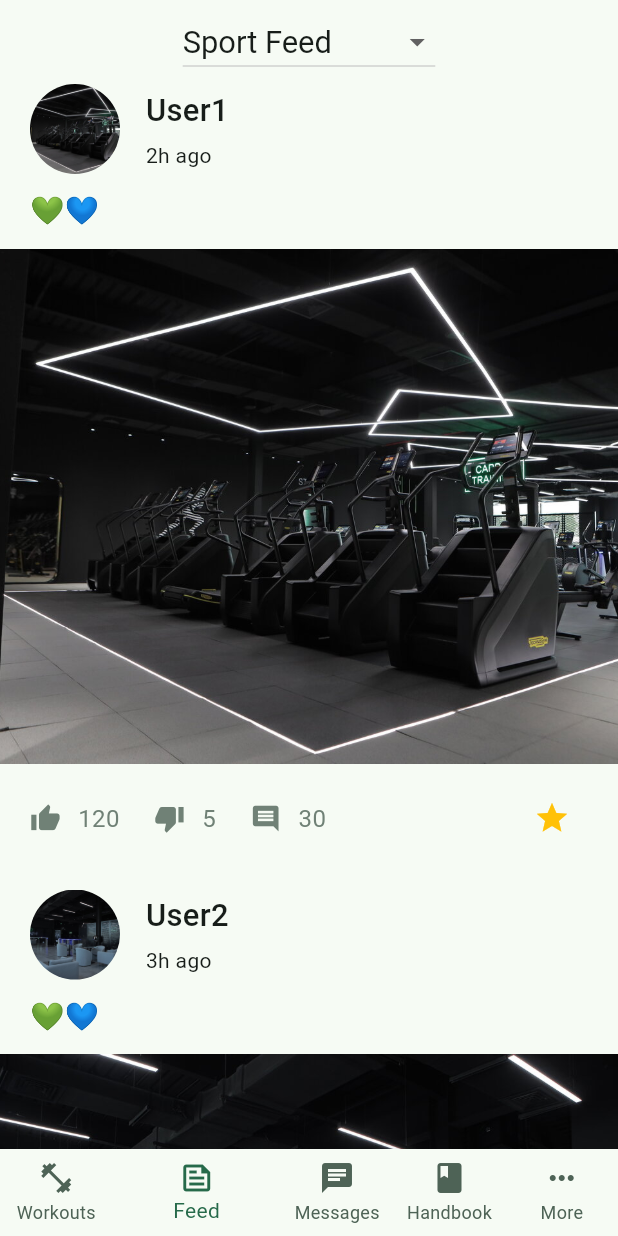
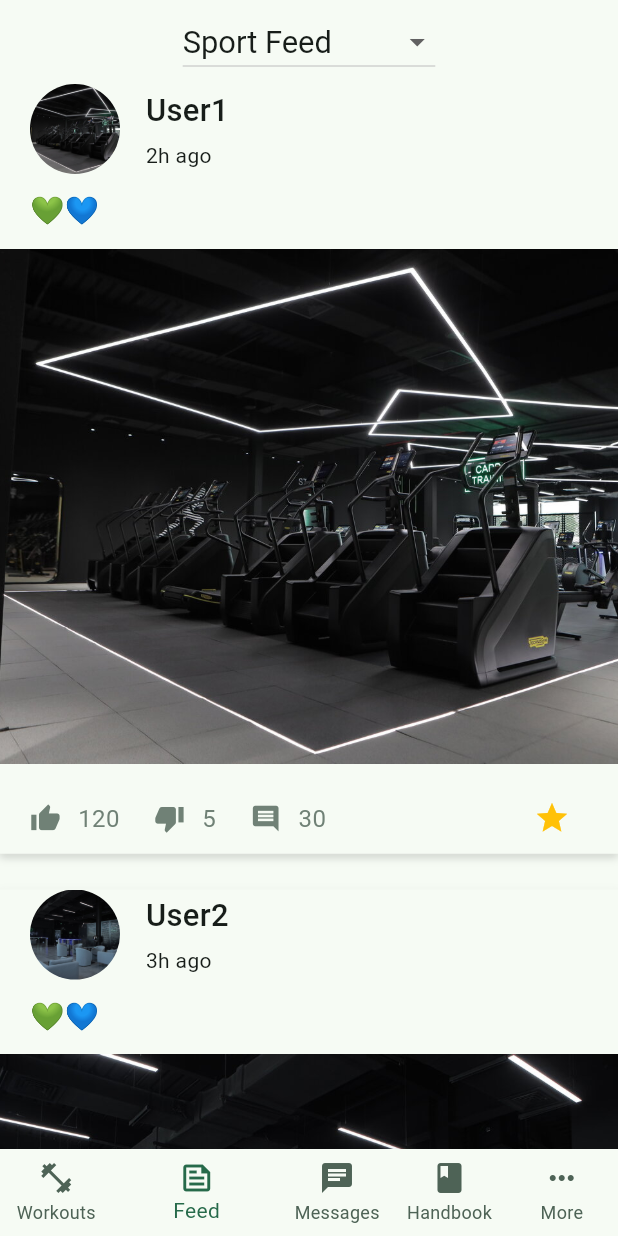
Before and after one commit to zaihcodes/fitness_app_ui, a Flutter app: the screen it shows after launch, item 2 of the bottom bar chosen, on a phone screen of 412 x 824 dp. Run offline on Flutter 3.47's test engine with Material 3 defaults, Android fonts, the light colour scheme and no system bars; our stand-ins replace fl_chart, flutter_screenutil.

Commit message:
Update single feed, add bottom shadow

```diff
--- a/lib/features/feed/widgets/single_feed.dart
+++ b/lib/features/feed/widgets/single_feed.dart
@@ -8,7 +8,20 @@ class SingleFeed extends StatelessWidget {
   @override
   Widget build(BuildContext context) {
     final theme = Theme.of(context);
-    return Column(
+    return Container(
+      decoration: BoxDecoration(color: theme.colorScheme.surface, boxShadow: [
+        BoxShadow(
+          color: theme.colorScheme.shadow.withOpacity(0.2),
+          blurRadius: 4,
+          offset: Offset(0, 2),
+        ),
+        BoxShadow(
+          color: theme.colorScheme.surface,
+          blurRadius: 4,
+          offset: Offset(0, -2),
+        )
+      ]),
+      child: Column(
         children: [
           buildSingleFeedHeader(),
           SizedBox(height: 10.h),
@@ -16,6 +29,7 @@ class SingleFeed extends StatelessWidget {
           SizedBox(height: 10.h),
           buildFeedLikesComments(theme)
         ],
+      ),
     );
   }
 
```
Lines whose indentation alone changed are shown as unchanged.
